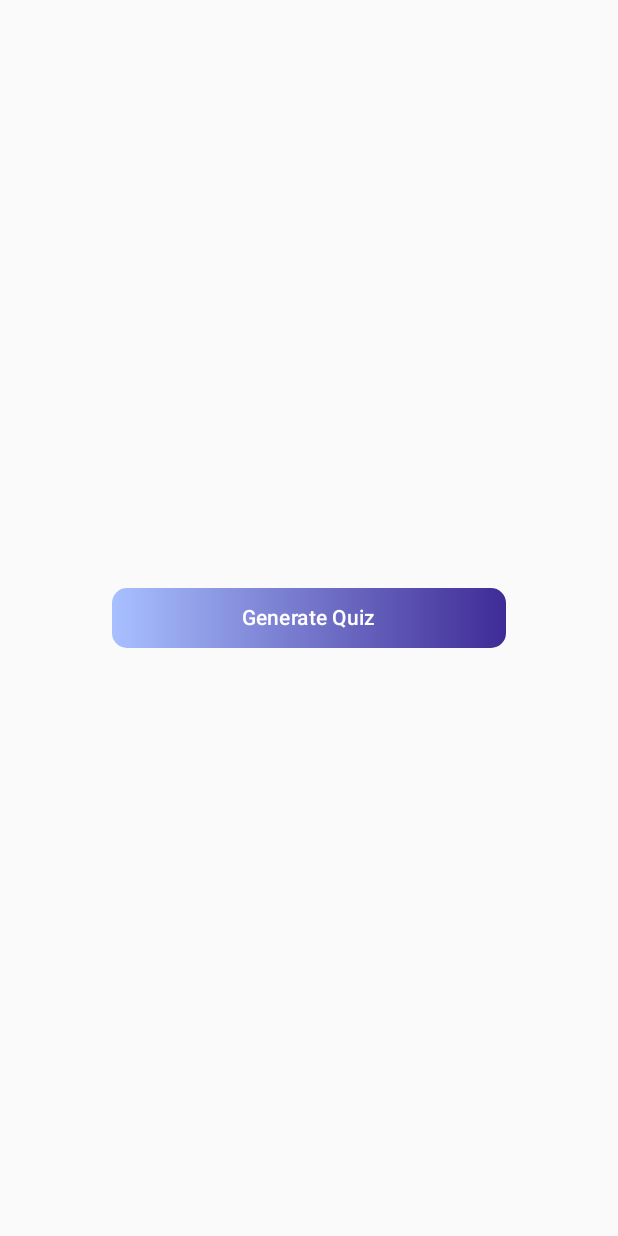
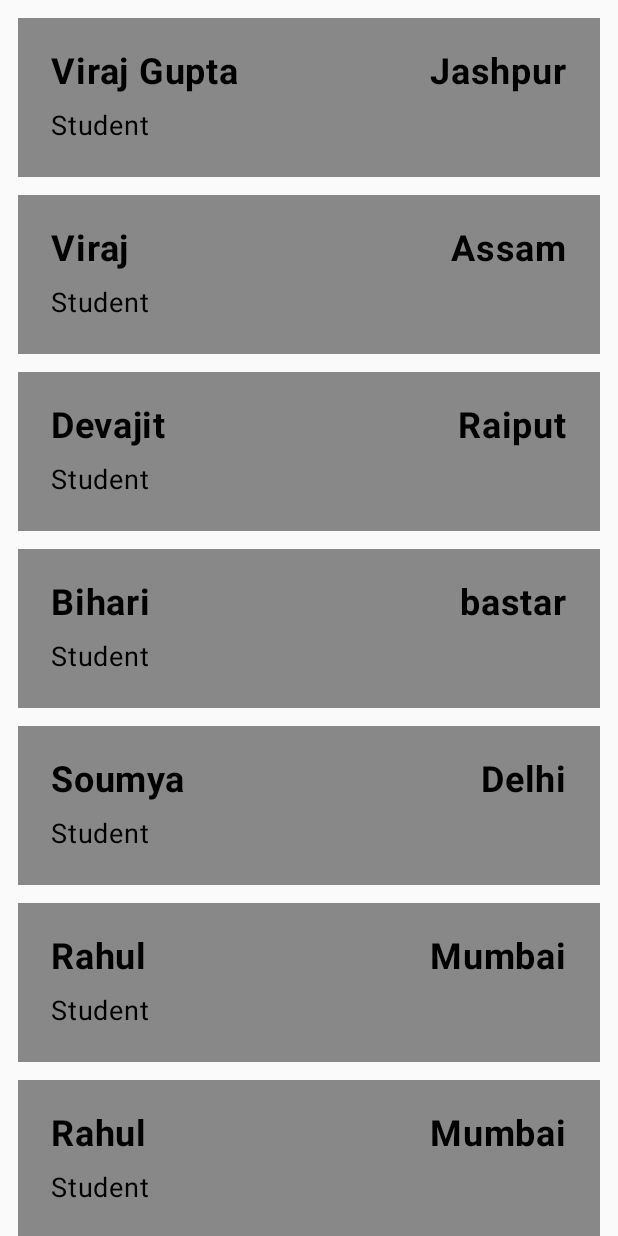
Before and after one commit to Viraj76/JetpackCompose-s-Components, an Android app built with Jetpack Compose: the screen it shows after launch (MainActivity), on a phone screen of 412 x 824 dp. Run offline under Robolectric (Android 15) with nearby library versions, the phone set to English and light mode, and no system bars; pictures from the network do not load.

Commit message:
Lazy Columns/Raws

```diff
--- a/app/src/main/java/com/example/jcpractice/MainActivity.kt
+++ b/app/src/main/java/com/example/jcpractice/MainActivity.kt
@@ -1,6 +1,7 @@
 package com.example.jcpractice
 
 import android.os.Bundle
+import android.util.Log
 import androidx.activity.ComponentActivity
 import androidx.activity.compose.setContent
 import androidx.compose.foundation.Image
@@ -8,9 +9,13 @@ import androidx.compose.foundation.background
 import androidx.compose.foundation.layout.Arrangement
 import androidx.compose.foundation.layout.Box
 import androidx.compose.foundation.layout.Column
+import androidx.compose.foundation.layout.PaddingValues
 import androidx.compose.foundation.layout.fillMaxSize
 import androidx.compose.foundation.layout.padding
 import androidx.compose.foundation.layout.width
+import androidx.compose.foundation.lazy.LazyColumn
+import androidx.compose.foundation.lazy.items
+import androidx.compose.foundation.lazy.itemsIndexed
 import androidx.compose.foundation.text.selection.DisableSelection
 import androidx.compose.foundation.text.selection.SelectionContainer
 import androidx.compose.material3.MaterialTheme
@@ -34,6 +39,7 @@ import androidx.compose.ui.unit.dp
 import androidx.compose.ui.unit.sp
 import coil.compose.AsyncImage
 import coil.compose.rememberImagePainter
+import com.example.jcpractice.components.CustomItem
 import com.example.jcpractice.components.ExpandableCard
 import com.example.jcpractice.components.GradientButton
 import com.example.jcpractice.components.LoadingButton
@@ -52,14 +58,20 @@ class MainActivity : ComponentActivity() {
             JCPracticeTheme {
                 // A surface container using the 'background' color from the theme
                 // first background and then padding
-                Box(
-                    modifier = Modifier
-                        .fillMaxSize(),
-                    contentAlignment = Alignment.Center
-                ) {
-                    GradientButton(text = "Generate Quiz", gradient = Brush.horizontalGradient(colors = listOf(
-                        c1, c2)) , textColor = Color.White
-                    )
+                val personRepository = PersonRepository()
+                val allPersonData = personRepository.getAllPersonDetail()
+
+                LazyColumn(
+                    contentPadding = PaddingValues(all = 12.dp),
+                    verticalArrangement = Arrangement.spacedBy(12.dp)
+                ){
+                    itemsIndexed(
+                        items = allPersonData,
+
+                    ){itemIndex,person->
+                        Log.d("Viraj"  , itemIndex.toString())
+                        CustomItem(person = person)
+                    }
                 }
             }
         }
--- /dev/null
+++ b/app/src/main/java/com/example/jcpractice/Person.kt
@@ -0,0 +1,8 @@
+package com.example.jcpractice
+
+ data  class Person(
+     val id : Int? = null,
+     val name : String? = null,
+     val city : String? = null,
+     val designation : String? = null,
+ )
--- /dev/null
+++ b/app/src/main/java/com/example/jcpractice/PersonRepository.kt
@@ -0,0 +1,23 @@
+package com.example.jcpractice
+
+ class PersonRepository {
+
+     fun getAllPersonDetail()  : List<Person> {
+         return listOf(
+             Person(1,"Viraj Gupta","Jashpur","Student"),
+             Person(2,"Viraj","Assam","Student"),
+             Person(3,"Devajit","Raiput","Student"),
+             Person(4,"Bihari","bastar","Student"),
+             Person(5,"Soumya","Delhi","Student"),
+             Person(6,"Rahul","Mumbai","Student"),
+             Person(6,"Rahul","Mumbai","Student"),
+             Person(6,"Rahul","Mumbai","Student"),
+             Person(6,"Rahul","Mumbai","Student"),
+             Person(6,"Rahul","Mumbai","Student"),
+             Person(6,"Rahul","Mumbai","Student"),
+             Person(6,"Rahul","Mumbai","Student"),
+             Person(6,"Rahul","Mumbai","Student"),
+             Person(6,"Rahul","Mumbai","Student"),
+         )
+     }
+ }
--- /dev/null
+++ b/app/src/main/java/com/example/jcpractice/components/CustomItem.kt
@@ -0,0 +1,61 @@
+package com.example.jcpractice.components
+
+import androidx.compose.foundation.background
+import androidx.compose.foundation.layout.Arrangement
+import androidx.compose.foundation.layout.Column
+import androidx.compose.foundation.layout.Row
+import androidx.compose.foundation.layout.Spacer
+import androidx.compose.foundation.layout.fillMaxWidth
+import androidx.compose.foundation.layout.height
+import androidx.compose.foundation.layout.padding
+import androidx.compose.foundation.layout.width
+import androidx.compose.foundation.layout.wrapContentWidth
+import androidx.compose.foundation.shape.RoundedCornerShape
+import androidx.compose.material.icons.Icons
+import androidx.compose.material3.Text
+import androidx.compose.runtime.Composable
+import androidx.compose.ui.Alignment
+import androidx.compose.ui.Modifier
+import androidx.compose.ui.graphics.Color
+import androidx.compose.ui.text.font.FontWeight
+import androidx.compose.ui.tooling.preview.Preview
+import androidx.compose.ui.unit.dp
+import androidx.compose.ui.unit.sp
+import com.example.jcpractice.Person
+
+
+@Composable
+fun CustomItem(person : Person){
+    Column(
+        modifier = Modifier
+            .fillMaxWidth()
+            .background(Color.Gray)
+            .padding(22.dp),
+    ) {
+        Row(
+            verticalAlignment = Alignment.CenterVertically,
+            horizontalArrangement = Arrangement.SpaceBetween,
+            modifier = Modifier.fillMaxWidth()
+        ) {
+            Text(
+                modifier = Modifier.wrapContentWidth(),
+                text = person.name!!,
+                fontSize = 24.sp,
+                fontWeight = FontWeight.Bold
+            )
+            Text(
+                modifier = Modifier.wrapContentWidth(),
+                text = person.city!!,
+                fontSize = 24.sp,
+                fontWeight = FontWeight.Bold
+            )
+        }
+        Spacer(modifier = Modifier.height(10.dp))
+        Text(
+            text = person.designation!!,
+            fontSize = 18.sp
+        )
+    }
+
+
+}
--- a/app/src/main/java/com/example/jcpractice/components/ExpandableCard.kt
+++ b/app/src/main/java/com/example/jcpractice/components/ExpandableCard.kt
@@ -42,6 +42,7 @@ import androidx.compose.ui.unit.sp
 /*
 should be custamizale
  */
+@Preview
 @OptIn(ExperimentalMaterial3Api::class)
 @Composable
 fun ExpandableCard(){
--- /dev/null
+++ b/app/src/main/java/com/example/jcpractice/components/PracticeLazyColumns.kt
@@ -0,0 +1 @@
+package com.example.jcpractice.components
```
